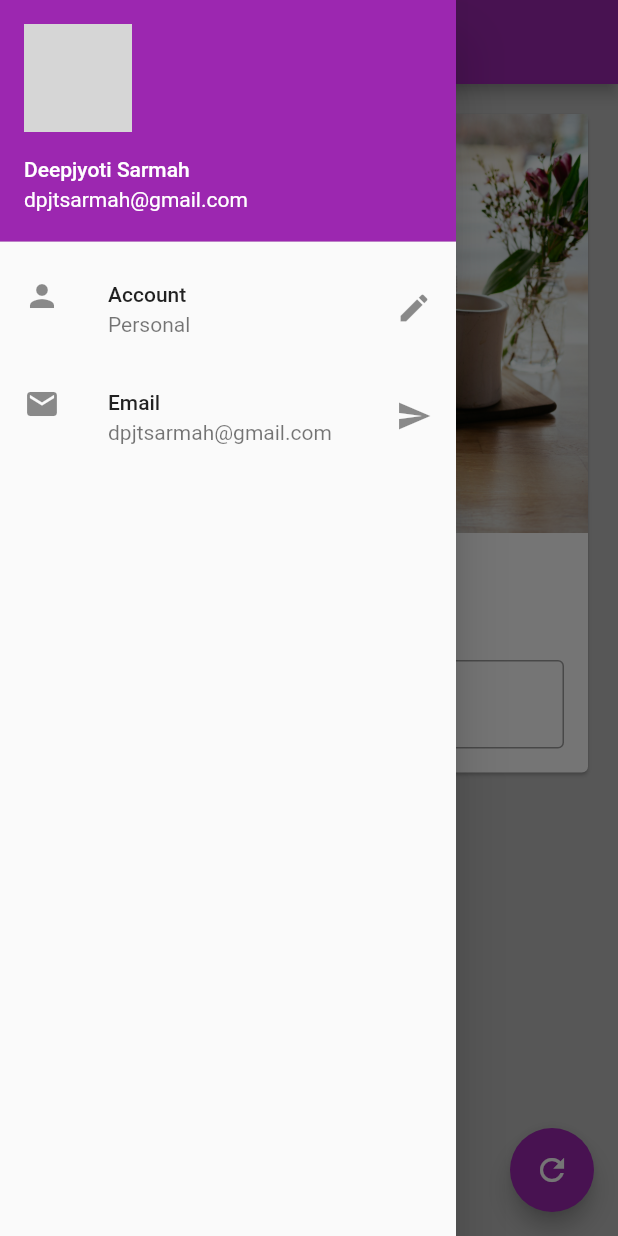
After one commit to Deepjyoti-Sarmah/Flutter_learning, a Flutter app: the screen it shows after launch, with the side drawer open, on a phone screen of 412 x 824 dp. The commit adds this screen. Run offline on Flutter 3.47's test engine with Material 2 defaults, Android fonts, the phone set to English and light mode, and no system bars; network calls fail; grey boxes are pictures that could not be loaded.

Commit message:
Organising Your Flutter Code

```diff
--- /dev/null
+++ b/lib/bg_image.dart
@@ -0,0 +1,13 @@
+import 'package:flutter/material.dart';
+
+class BgImage extends StatelessWidget {
+  const BgImage({Key? key}) : super(key: key);
+
+  @override
+  Widget build(BuildContext context) {
+    return Image.asset(
+      "assets/bg.jpg",
+      fit: BoxFit.cover,
+    );
+  }
+}
--- /dev/null
+++ b/lib/change_name_card.dart
@@ -0,0 +1,47 @@
+import 'package:flutter/material.dart';
+
+import 'bg_image.dart';
+
+class ChangeNameCard extends StatelessWidget {
+  const ChangeNameCard({
+    Key? key,
+    required this.myText,
+    required TextEditingController nameController,
+  })  : _nameController = nameController,
+        super(key: key);
+
+  final String myText;
+  final TextEditingController _nameController;
+
+  @override
+  Widget build(BuildContext context) {
+    return Column(
+      children: [
+        BgImage(),
+        SizedBox(
+          height: 20,
+        ),
+        Text(
+          myText,
+          style: TextStyle(fontSize: 25, fontWeight: FontWeight.bold),
+        ),
+        SizedBox(
+          height: 20,
+        ),
+        Padding(
+          padding: const EdgeInsets.all(16.0),
+          child: TextField(
+            controller: _nameController,
+            keyboardType: TextInputType.text,
+            // obscureText: true,
+            decoration: InputDecoration(
+              border: OutlineInputBorder(),
+              hintText: "Enter something here",
+              labelText: "Name",
+            ),
+          ),
+        )
+      ],
+    );
+  }
+}
--- /dev/null
+++ b/lib/drawer/drawer.dart
@@ -0,0 +1,36 @@
+import 'package:flutter/material.dart';
+
+class MyDrawer extends StatelessWidget {
+  const MyDrawer({Key? key}) : super(key: key);
+
+  @override
+  Widget build(BuildContext context) {
+    return Drawer(
+      child: ListView(
+        padding: EdgeInsets.zero,
+        children: [
+          UserAccountsDrawerHeader(
+            accountName: Text("Deepjyoti Sarmah"),
+            accountEmail: Text("dpjtsarmah@gmail.com"),
+            currentAccountPicture: CircleAvatar(
+              backgroundImage: NetworkImage(
+                  "https://images.unsplash.com/photo-1564564321837-a57b7070ac4f?ixlib=rb-1.2.1&ixid=MnwxMjA3fDB8MHxwaG90by1wYWdlfHx8fGVufDB8fHx8&auto=format&fit=crop&w=1176&q=80"),
+            ),
+          ),
+          ListTile(
+            leading: Icon(Icons.person),
+            title: Text("Account"),
+            subtitle: Text("Personal"),
+            trailing: Icon(Icons.edit),
+          ),
+          ListTile(
+            leading: Icon(Icons.email),
+            title: Text("Email"),
+            subtitle: Text("dpjtsarmah@gmail.com"),
+            trailing: Icon(Icons.send),
+          )
+        ],
+      ),
+    );
+  }
+}
--- a/lib/main.dart
+++ b/lib/main.dart
@@ -1,6 +1,5 @@
 import 'package:flutter/material.dart';
-import 'package:flutter/widgets.dart';
-import 'package:matcher/matcher.dart';
+import 'package:tutorial/pages/home_page.dart';
 
 void main() {
   runApp(
@@ -13,102 +12,3 @@ void main() {
     ),
   );
 }
-
-class HomePage extends StatefulWidget {
-  const HomePage({Key? key}) : super(key: key);
-
-  @override
-  State<HomePage> createState() => _HomePageState();
-}
-
-class _HomePageState extends State<HomePage> {
-  TextEditingController _nameController = TextEditingController();
-  var myText = "Change me";
-
-  @override
-  void initState() {
-    super.initState();
-  }
-
-  @override
-  Widget build(BuildContext context) {
-    return Scaffold(
-      backgroundColor: Colors.black26,
-      appBar: AppBar(
-        title: Text("Awsome App"),
-      ),
-      body: Padding(
-        padding: const EdgeInsets.all(16),
-        child: SingleChildScrollView(
-          child: Card(
-            child: Column(
-              children: [
-                Image.asset(
-                  "assets/bg.jpg",
-                  fit: BoxFit.cover,
-                ),
-                SizedBox(
-                  height: 20,
-                ),
-                Text(
-                  myText,
-                  style: TextStyle(fontSize: 25, fontWeight: FontWeight.bold),
-                ),
-                SizedBox(
-                  height: 20,
-                ),
-                Padding(
-                  padding: const EdgeInsets.all(16.0),
-                  child: TextField(
-                    controller: _nameController,
-                    keyboardType: TextInputType.text,
-                    // obscureText: true,
-                    decoration: InputDecoration(
-                      border: OutlineInputBorder(),
-                      hintText: "Enter something here",
-                      labelText: "Name",
-                    ),
-                  ),
-                )
-              ],
-            ),
-          ),
-        ),
-      ),
-      drawer: Drawer(
-        child: ListView(
-          padding: EdgeInsets.zero,
-          children: [
-            UserAccountsDrawerHeader(
-              accountName: Text("Deepjyoti Sarmah"),
-              accountEmail: Text("dpjtsarmah@gmail.com"),
-              currentAccountPicture: CircleAvatar(
-                backgroundImage: NetworkImage(
-                    "https://images.unsplash.com/photo-1564564321837-a57b7070ac4f?ixlib=rb-1.2.1&ixid=MnwxMjA3fDB8MHxwaG90by1wYWdlfHx8fGVufDB8fHx8&auto=format&fit=crop&w=1176&q=80"),
-              ),
-            ),
-            ListTile(
-              leading: Icon(Icons.person),
-              title: Text("Account"),
-              subtitle: Text("Personal"),
-              trailing: Icon(Icons.edit),
-            ),
-            ListTile(
-              leading: Icon(Icons.email),
-              title: Text("Email"),
-              subtitle: Text("dpjtsarmah@gmail.com"),
-              trailing: Icon(Icons.send),
-            )
-          ],
-        ),
-      ),
-      floatingActionButton: FloatingActionButton(
-        onPressed: () {
-          myText = _nameController.text;
-          setState(() {});
-        },
-        child: Icon(Icons.refresh),
-      ),
-    );
-  }
-}
--- /dev/null
+++ b/lib/pages/home_page.dart
@@ -0,0 +1,48 @@
+import 'package:flutter/material.dart';
+
+import '../change_name_card.dart';
+import '../drawer/drawer.dart';
+
+class HomePage extends StatefulWidget {
+  const HomePage({Key? key}) : super(key: key);
+
+  @override
+  State<HomePage> createState() => _HomePageState();
+}
+
+class _HomePageState extends State<HomePage> {
+  TextEditingController _nameController = TextEditingController();
+  var myText = "Change me";
+
+  @override
+  void initState() {
+    super.initState();
+  }
+
+  @override
+  Widget build(BuildContext context) {
+    return Scaffold(
+      backgroundColor: Colors.black26,
+      appBar: AppBar(
+        title: Text("Awsome App"),
+      ),
+      body: Padding(
+        padding: const EdgeInsets.all(16),
+        child: SingleChildScrollView(
+          child: Card(
+            child:
+                ChangeNameCard(myText: myText, nameController: _nameController),
+          ),
+        ),
+      ),
+      drawer: MyDrawer(),
+      floatingActionButton: FloatingActionButton(
+        onPressed: () {
+          myText = _nameController.text;
+          setState(() {});
+        },
+        child: Icon(Icons.refresh),
+      ),
+    );
+  }
+}
```
